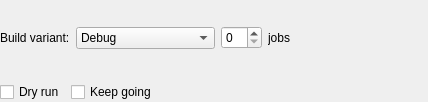
First picture: the form in src/plugins/qbsprojectmanager/qbsbuildstepconfigwidget.ui, repository qt-creator/qt-creator, before the edit.
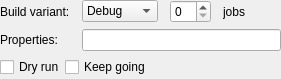
Second picture: the form after the edit. Custom widgets are drawn as their Qt base class.

Commit message:
Qbs: Allow setting of properties
This enables support for e.g. setting CFLAGS, custom defines, etc.

Task-number: QTCREATORBUG-9380

The edit to the form file:
```diff
--- a/src/plugins/qbsprojectmanager/qbsbuildstepconfigwidget.ui
+++ b/src/plugins/qbsprojectmanager/qbsbuildstepconfigwidget.ui
@@ -6,11 +6,11 @@
    <rect>
     <x>0</x>
     <y>0</y>
-    <width>428</width>
-    <height>102</height>
+    <width>281</width>
+    <height>79</height>
    </rect>
   </property>
-  <layout class="QVBoxLayout" name="verticalLayout">
+  <layout class="QGridLayout" name="gridLayout">
    <property name="leftMargin">
     <number>0</number>
    </property>
@@ -23,16 +23,17 @@
    <property name="bottomMargin">
     <number>0</number>
    </property>
-   <item>
-    <layout class="QHBoxLayout" name="horizontalLayout">
-     <item>
+   <property name="horizontalSpacing">
+    <number>12</number>
+   </property>
+   <item row="0" column="0">
       <widget class="QLabel" name="buildVariantLabel">
        <property name="text">
         <string>Build variant:</string>
        </property>
       </widget>
      </item>
-     <item>
+   <item row="0" column="1">
       <widget class="QComboBox" name="buildVariantComboBox">
        <property name="sizePolicy">
         <sizepolicy hsizetype="Expanding" vsizetype="Fixed">
@@ -52,32 +53,40 @@
        </item>
       </widget>
      </item>
-     <item>
+   <item row="0" column="2">
       <widget class="QSpinBox" name="jobSpinBox"/>
      </item>
-     <item>
-      <widget class="QLabel" name="label">
+   <item row="0" column="3">
+    <widget class="QLabel" name="jobsLabel">
        <property name="text">
         <string>jobs</string>
        </property>
       </widget>
      </item>
-     <item>
-      <spacer name="horizontalSpacer_2">
+   <item row="0" column="4">
+    <spacer name="spacer">
        <property name="orientation">
         <enum>Qt::Horizontal</enum>
        </property>
        <property name="sizeHint" stdset="0">
         <size>
-         <width>40</width>
-         <height>20</height>
+       <width>15</width>
+       <height>5</height>
         </size>
        </property>
       </spacer>
      </item>
-    </layout>
+   <item row="1" column="0">
+    <widget class="QLabel" name="propertyLabel">
+     <property name="text">
+      <string>Properties:</string>
+     </property>
+    </widget>
    </item>
-   <item>
+   <item row="1" column="1" colspan="4">
+    <widget class="QbsPropertyLineEdit" name="propertyEdit"/>
+   </item>
+   <item row="2" column="0" colspan="5">
     <layout class="QHBoxLayout" name="horizontalLayout_2">
      <item>
       <widget class="QCheckBox" name="dryRunCheckBox">
@@ -101,7 +110,7 @@
        <property name="sizeHint" stdset="0">
         <size>
          <width>40</width>
-         <height>20</height>
+         <height>5</height>
         </size>
        </property>
       </spacer>
@@ -110,6 +119,13 @@
    </item>
   </layout>
  </widget>
+ <customwidgets>
+  <customwidget>
+   <class>QbsPropertyLineEdit</class>
+   <extends>QLineEdit</extends>
+   <header>qbspropertylineedit.h</header>
+  </customwidget>
+ </customwidgets>
  <resources/>
  <connections/>
 </ui>
```
Left out of the diff: 2 changed lines with no effect on the pictures. Lines whose indentation alone changed are shown as unchanged. The commit also changes 6 other files.
